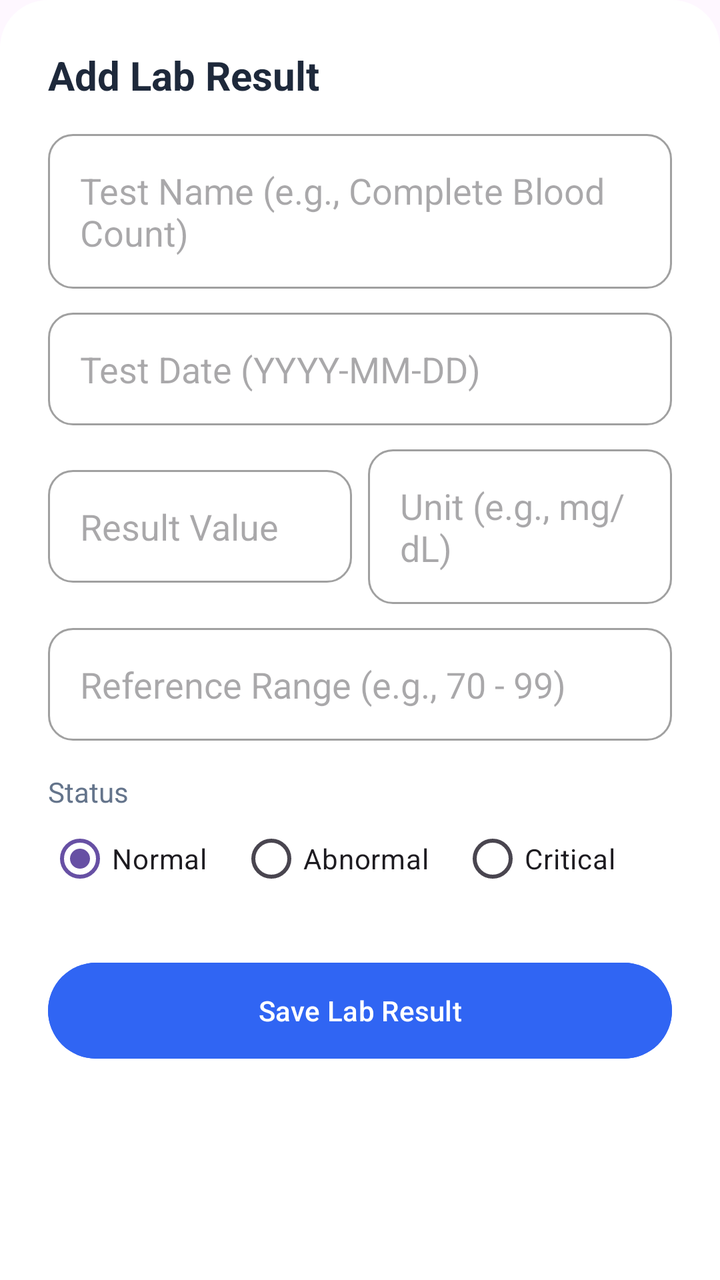
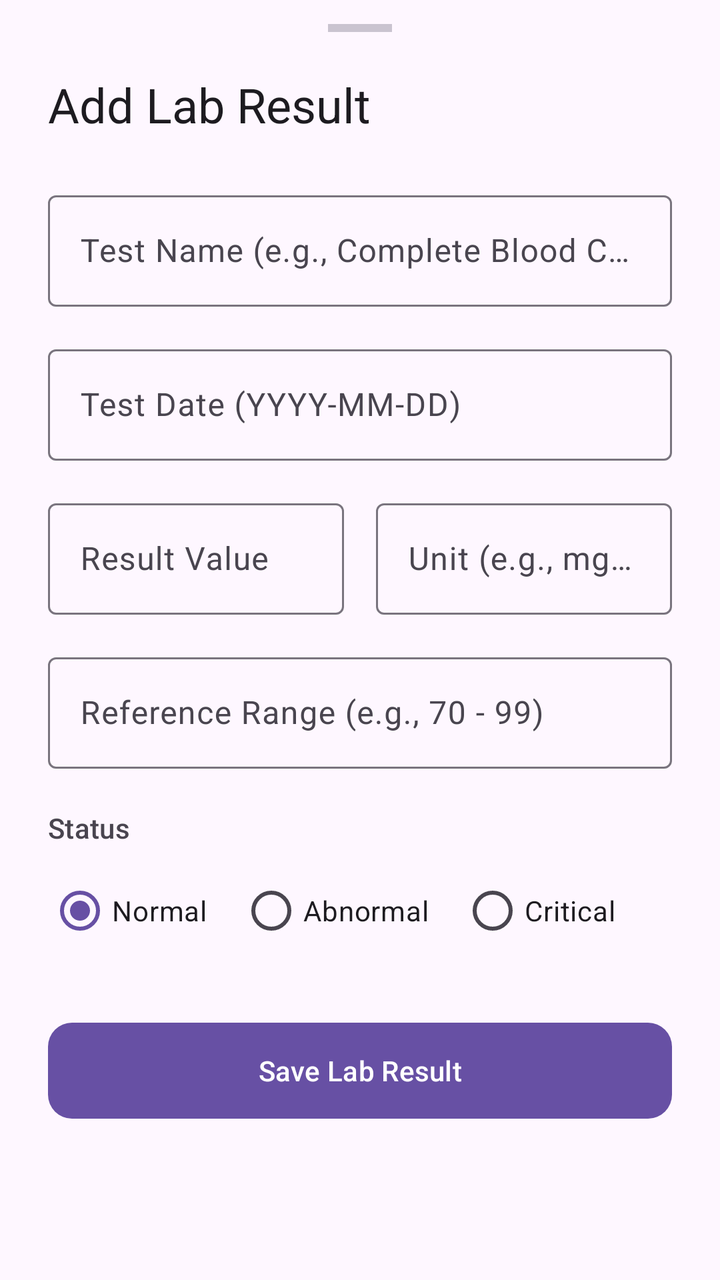

Before-and-after screenshots of an Android layout around one commit, followed by the original layout XML and the change that was made.
<!-- AndroidManifest.xml: application theme Theme.Healthcare_app -->
<!-- res/layout/bottom_sheet_add_lab.xml -->
<?xml version="1.0" encoding="utf-8"?>
<LinearLayout xmlns:android="http://schemas.android.com/apk/res/android"
    android:layout_width="match_parent"
    android:layout_height="wrap_content"
    android:background="@drawable/bottom_sheet_bg"
    android:orientation="vertical"
    android:padding="24dp">

    <TextView
        android:id="@+id/textLabSheetTitle"
        android:layout_width="wrap_content"
        android:layout_height="wrap_content"
        android:layout_marginBottom="16dp"
        android:text="Add Lab Result"
        android:textColor="@color/patient_text_primary"
        android:textSize="20sp"
        android:textStyle="bold" />

    <EditText
        android:id="@+id/inputTestName"
        android:layout_width="match_parent"
        android:layout_height="wrap_content"
        android:background="@drawable/input_bg"
        android:hint="Test Name (e.g., Complete Blood Count)"
        android:padding="16dp"
        android:layout_marginBottom="12dp" />

    <EditText
        android:id="@+id/inputTestDate"
        android:layout_width="match_parent"
        android:layout_height="wrap_content"
        android:background="@drawable/input_bg"
        android:hint="Test Date (YYYY-MM-DD)"
        android:focusable="false"
        android:clickable="true"
        android:padding="16dp"
        android:layout_marginBottom="12dp" />

    <LinearLayout
        android:layout_width="match_parent"
        android:layout_height="wrap_content"
        android:orientation="horizontal"
        android:layout_marginBottom="12dp">

        <EditText
            android:id="@+id/inputResultValue"
            android:layout_width="0dp"
            android:layout_height="wrap_content"
            android:layout_weight="1"
            android:background="@drawable/input_bg"
            android:hint="Result Value"
            android:padding="16dp"
            android:layout_marginEnd="8dp"/>

        <EditText
            android:id="@+id/inputUnit"
            android:layout_width="0dp"
            android:layout_height="wrap_content"
            android:layout_weight="1"
            android:background="@drawable/input_bg"
            android:hint="Unit (e.g., mg/dL)"
            android:padding="16dp" />
    </LinearLayout>

    <EditText
        android:id="@+id/inputReferenceRange"
        android:layout_width="match_parent"
        android:layout_height="wrap_content"
        android:background="@drawable/input_bg"
        android:hint="Reference Range (e.g., 70 - 99)"
        android:padding="16dp"
        android:layout_marginBottom="16dp" />

    <TextView
        android:layout_width="wrap_content"
        android:layout_height="wrap_content"
        android:text="Status"
        android:textSize="14sp"
        android:textColor="@color/patient_text_secondary" />

    <RadioGroup
        android:id="@+id/radioGroupLabStatus"
        android:layout_width="match_parent"
        android:layout_height="wrap_content"
        android:orientation="horizontal"
        android:layout_marginBottom="24dp">

        <RadioButton
            android:id="@+id/radioNormal"
            android:layout_width="wrap_content"
            android:layout_height="wrap_content"
            android:text="Normal"
            android:checked="true" />

        <RadioButton
            android:id="@+id/radioAbnormal"
            android:layout_width="wrap_content"
            android:layout_height="wrap_content"
            android:layout_marginStart="16dp"
            android:text="Abnormal" />

        <RadioButton
            android:id="@+id/radioCritical"
            android:layout_width="wrap_content"
            android:layout_height="wrap_content"
            android:layout_marginStart="16dp"
            android:text="Critical" />
    </RadioGroup>

    <Button
        android:id="@+id/btnSaveLab"
        android:layout_width="match_parent"
        android:layout_height="56dp"
        android:backgroundTint="@color/patient_primary_blue"
        android:text="Save Lab Result"
        android:textColor="#FFFFFF" />

</LinearLayout>
<!-- resources referenced by this layout -->
<resources>
  <color name="patient_primary_blue">#3065F3</color>
  <color name="patient_text_primary">#1E293B</color>
  <color name="patient_text_secondary">#64748B</color>
  <!-- drawable bottom_sheet_bg (drawable) -->
  <?xml version="1.0" encoding="utf-8"?>
  <shape xmlns:android="http://schemas.android.com/apk/res/android">
      <solid android:color="@color/patient_card_bg" />
      <corners
          android:topLeftRadius="24dp"
          android:topRightRadius="24dp" />
  </shape>
  <!-- drawable input_bg (drawable) -->
  <?xml version="1.0" encoding="utf-8"?>
  <shape xmlns:android="http://schemas.android.com/apk/res/android">
      <solid android:color="@android:color/transparent" />
      <stroke
          android:width="1dp"
          android:color="#A0A0A0" />
      <corners android:radius="12dp" />
  </shape>
  <style name="Theme.Healthcare_app" parent="Base.Theme.Healthcare_app" />
  <color name="patient_card_bg">#FFFFFF</color>
  <style name="Base.Theme.Healthcare_app" parent="Theme.Material3.DayNight.NoActionBar">
      </style>
</resources>

<!-- the commit's change to res/layout/bottom_sheet_add_lab.xml (unified diff, before → after) -->
@@ -1,118 +1,177 @@
 <?xml version="1.0" encoding="utf-8"?>
-<LinearLayout xmlns:android="http://schemas.android.com/apk/res/android"
+<androidx.core.widget.NestedScrollView xmlns:android="http://schemas.android.com/apk/res/android"
+    xmlns:app="http://schemas.android.com/apk/res-auto"
     android:layout_width="match_parent"
-    android:layout_height="wrap_content"
-    android:background="@drawable/bottom_sheet_bg"
-    android:orientation="vertical"
-    android:padding="24dp">
-
-    <TextView
-        android:id="@+id/textLabSheetTitle"
-        android:layout_width="wrap_content"
-        android:layout_height="wrap_content"
-        android:layout_marginBottom="16dp"
-        android:text="Add Lab Result"
-        android:textColor="@color/patient_text_primary"
-        android:textSize="20sp"
-        android:textStyle="bold" />
-
-    <EditText
-        android:id="@+id/inputTestName"
-        android:layout_width="match_parent"
-        android:layout_height="wrap_content"
-        android:background="@drawable/input_bg"
-        android:hint="Test Name (e.g., Complete Blood Count)"
-        android:padding="16dp"
-        android:layout_marginBottom="12dp" />
-
-    <EditText
-        android:id="@+id/inputTestDate"
-        android:layout_width="match_parent"
-        android:layout_height="wrap_content"
-        android:background="@drawable/input_bg"
-        android:hint="Test Date (YYYY-MM-DD)"
-        android:focusable="false"
-        android:clickable="true"
-        android:padding="16dp"
-        android:layout_marginBottom="12dp" />
+    android:layout_height="wrap_content">
 
     <LinearLayout
         android:layout_width="match_parent"
         android:layout_height="wrap_content"
-        android:orientation="horizontal"
-        android:layout_marginBottom="12dp">
+        android:orientation="vertical"
+        android:paddingStart="24dp"
+        android:paddingEnd="24dp"
+        android:paddingTop="12dp"
+        android:paddingBottom="32dp">
 
-        <EditText
-            android:id="@+id/inputResultValue"
-            android:layout_width="0dp"
+        
+        <View
+            android:layout_width="32dp"
+            android:layout_height="4dp"
+            android:layout_gravity="center_horizontal"
+            android:layout_marginBottom="20dp"
+            android:background="?attr/colorOutlineVariant"
+            android:backgroundTint="?attr/colorOutlineVariant" />
+
+        
+        <TextView
+            android:id="@+id/textLabSheetTitle"
+            android:layout_width="wrap_content"
             android:layout_height="wrap_content"
-            android:layout_weight="1"
-            android:background="@drawable/input_bg"
-            android:hint="Result Value"
-            android:padding="16dp"
-            android:layout_marginEnd="8dp"/>
+            android:text="Add Lab Result"
+            android:textAppearance="?attr/textAppearanceHeadlineSmall"
+            android:textColor="?attr/colorOnSurface"
+            android:layout_marginBottom="24dp" />
 
-        <EditText
-            android:id="@+id/inputUnit"
-            android:layout_width="0dp"
+        
+        <com.google.android.material.textfield.TextInputLayout
+            style="@style/Widget.Material3.TextInputLayout.OutlinedBox"
+            android:layout_width="match_parent"
             android:layout_height="wrap_content"
-            android:layout_weight="1"
-            android:background="@drawable/input_bg"
-            android:hint="Unit (e.g., mg/dL)"
-            android:padding="16dp" />
+            android:layout_marginBottom="16dp"
+            android:hint="Test Name (e.g., Complete Blood Count)">
+
+            <com.google.android.material.textfield.TextInputEditText
+                android:id="@+id/inputTestName"
+                android:layout_width="match_parent"
+                android:layout_height="wrap_content"
+                android:inputType="text" />
+
+        </com.google.android.material.textfield.TextInputLayout>
+
+        
+        <com.google.android.material.textfield.TextInputLayout
+            style="@style/Widget.Material3.TextInputLayout.OutlinedBox"
+            android:layout_width="match_parent"
+            android:layout_height="wrap_content"
+            android:layout_marginBottom="16dp"
+            android:hint="Test Date (YYYY-MM-DD)">
+
+            <com.google.android.material.textfield.TextInputEditText
+                android:id="@+id/inputTestDate"
+                android:layout_width="match_parent"
+                android:layout_height="wrap_content"
+                android:focusable="false"
+                android:clickable="true"
+                android:inputType="none" />
+
+        </com.google.android.material.textfield.TextInputLayout>
+
+        
+        <LinearLayout
+            android:layout_width="match_parent"
+            android:layout_height="wrap_content"
+            android:orientation="horizontal"
+            android:baselineAligned="false"
+            android:layout_marginBottom="16dp">
+
+            <com.google.android.material.textfield.TextInputLayout
+                style="@style/Widget.Material3.TextInputLayout.OutlinedBox"
+                android:layout_width="0dp"
+                android:layout_height="wrap_content"
+                android:layout_weight="1"
+                android:layout_marginEnd="8dp"
+                android:hint="Result Value">
+
+                <com.google.android.material.textfield.TextInputEditText
+                    android:id="@+id/inputResultValue"
+                    android:layout_width="match_parent"
+                    android:layout_height="wrap_content"
+                    android:inputType="text" />
+
+            </com.google.android.material.textfield.TextInputLayout>
+
+            <com.google.android.material.textfield.TextInputLayout
+                style="@style/Widget.Material3.TextInputLayout.OutlinedBox"
+                android:layout_width="0dp"
+                android:layout_height="wrap_content"
+                android:layout_weight="1"
+                android:layout_marginStart="8dp"
+                android:hint="Unit (e.g., mg/dL)">
+
+                <com.google.android.material.textfield.TextInputEditText
+                    android:id="@+id/inputUnit"
+                    android:layout_width="match_parent"
+                    android:layout_height="wrap_content"
+                    android:inputType="text" />
+
+            </com.google.android.material.textfield.TextInputLayout>
+
+        </LinearLayout>
+
+        
+        <com.google.android.material.textfield.TextInputLayout
+            style="@style/Widget.Material3.TextInputLayout.OutlinedBox"
+            android:layout_width="match_parent"
+            android:layout_height="wrap_content"
+            android:layout_marginBottom="20dp"
+            android:hint="Reference Range (e.g., 70 - 99)">
+
+            <com.google.android.material.textfield.TextInputEditText
+                android:id="@+id/inputReferenceRange"
+                android:layout_width="match_parent"
+                android:layout_height="wrap_content"
+                android:inputType="text" />
+
+        </com.google.android.material.textfield.TextInputLayout>
+
+        
+        <TextView
+            android:layout_width="wrap_content"
+            android:layout_height="wrap_content"
+            android:text="Status"
+            android:textAppearance="?attr/textAppearanceLabelLarge"
+            android:textColor="?attr/colorOnSurfaceVariant"
+            android:layout_marginBottom="8dp" />
+
+        
+        <RadioGroup
+            android:id="@+id/radioGroupLabStatus"
+            android:layout_width="match_parent"
+            android:layout_height="wrap_content"
+            android:orientation="horizontal"
+            android:layout_marginBottom="28dp">
+
+            <com.google.android.material.radiobutton.MaterialRadioButton
+                android:id="@+id/radioNormal"
+                android:layout_width="wrap_content"
+                android:layout_height="wrap_content"
+                android:text="Normal"
+                android:checked="true" />
+
+            <com.google.android.material.radiobutton.MaterialRadioButton
+                android:id="@+id/radioAbnormal"
+                android:layout_width="wrap_content"
+                android:layout_height="wrap_content"
+                android:layout_marginStart="16dp"
+                android:text="Abnormal" />
+
+            <com.google.android.material.radiobutton.MaterialRadioButton
+                android:id="@+id/radioCritical"
+                android:layout_width="wrap_content"
+                android:layout_height="wrap_content"
+                android:layout_marginStart="16dp"
+                android:text="Critical" />
+
+        </RadioGroup>
+
+        
+        <com.google.android.material.button.MaterialButton
+            android:id="@+id/btnSaveLab"
+            android:layout_width="match_parent"
+            android:layout_height="56dp"
+            android:text="Save Lab Result"
+            app:cornerRadius="12dp" />
+
     </LinearLayout>
 
-    <EditText
-        android:id="@+id/inputReferenceRange"
-        android:layout_width="match_parent"
-        android:layout_height="wrap_content"
-        android:background="@drawable/input_bg"
-        android:hint="Reference Range (e.g., 70 - 99)"
-        android:padding="16dp"
-        android:layout_marginBottom="16dp" />
-
-    <TextView
-        android:layout_width="wrap_content"
-        android:layout_height="wrap_content"
-        android:text="Status"
-        android:textSize="14sp"
-        android:textColor="@color/patient_text_secondary" />
-
-    <RadioGroup
-        android:id="@+id/radioGroupLabStatus"
-        android:layout_width="match_parent"
-        android:layout_height="wrap_content"
-        android:orientation="horizontal"
-        android:layout_marginBottom="24dp">
-
-        <RadioButton
-            android:id="@+id/radioNormal"
-            android:layout_width="wrap_content"
-            android:layout_height="wrap_content"
-            android:text="Normal"
-            android:checked="true" />
-
-        <RadioButton
-            android:id="@+id/radioAbnormal"
-            android:layout_width="wrap_content"
-            android:layout_height="wrap_content"
-            android:layout_marginStart="16dp"
-            android:text="Abnormal" />
-
-        <RadioButton
-            android:id="@+id/radioCritical"
-            android:layout_width="wrap_content"
-            android:layout_height="wrap_content"
-            android:layout_marginStart="16dp"
-            android:text="Critical" />
-    </RadioGroup>
-
-    <Button
-        android:id="@+id/btnSaveLab"
-        android:layout_width="match_parent"
-        android:layout_height="56dp"
-        android:backgroundTint="@color/patient_primary_blue"
-        android:text="Save Lab Result"
-        android:textColor="#FFFFFF" />
-
-</LinearLayout>
+</androidx.core.widget.NestedScrollView>
<!-- resource entries referenced after the edit -->
@@ -1,27 +1,6 @@
 <!-- resources referenced by this layout -->
 <resources>
-  <color name="patient_primary_blue">#3065F3</color>
-  <color name="patient_text_primary">#1E293B</color>
-  <color name="patient_text_secondary">#64748B</color>
-  <!-- drawable bottom_sheet_bg (drawable) -->
-  <?xml version="1.0" encoding="utf-8"?>
-  <shape xmlns:android="http://schemas.android.com/apk/res/android">
-      <solid android:color="@color/patient_card_bg" />
-      <corners
-          android:topLeftRadius="24dp"
-          android:topRightRadius="24dp" />
-  </shape>
-  <!-- drawable input_bg (drawable) -->
-  <?xml version="1.0" encoding="utf-8"?>
-  <shape xmlns:android="http://schemas.android.com/apk/res/android">
-      <solid android:color="@android:color/transparent" />
-      <stroke
-          android:width="1dp"
-          android:color="#A0A0A0" />
-      <corners android:radius="12dp" />
-  </shape>
   <style name="Theme.Healthcare_app" parent="Base.Theme.Healthcare_app" />
-  <color name="patient_card_bg">#FFFFFF</color>
   <style name="Base.Theme.Healthcare_app" parent="Theme.Material3.DayNight.NoActionBar">
       </style>
 </resources>
